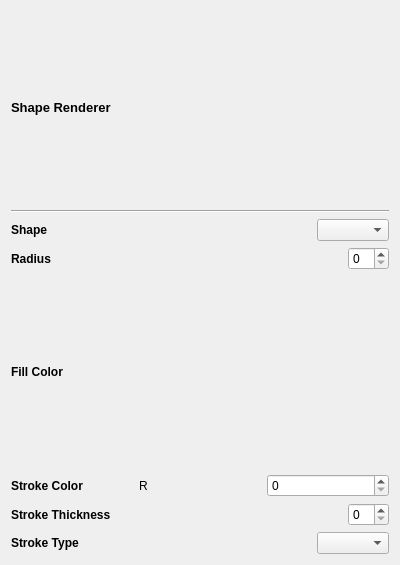
Before: the Qt Designer form AdvancedGraphics/shaperendererwidget.ui in Trodek/Advanced-Graphics-Subject, drawn with Qt 5.
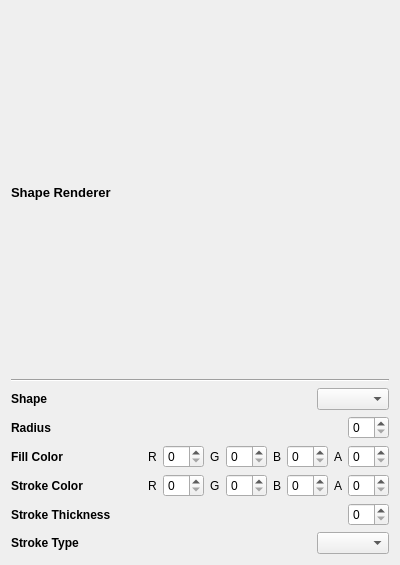
After: the same form once the commit is applied.

Commit message: XK no et compila??

```diff
--- a/AdvancedGraphics/shaperendererwidget.ui
+++ b/AdvancedGraphics/shaperendererwidget.ui
@@ -133,6 +133,46 @@
        </property>
       </spacer>
      </item>
+     <item>
+      <widget class="QLabel" name="label_6">
+       <property name="text">
+        <string>R</string>
+       </property>
+      </widget>
+     </item>
+     <item>
+      <widget class="QSpinBox" name="spinBox_7"/>
+     </item>
+     <item>
+      <widget class="QLabel" name="label_7">
+       <property name="text">
+        <string>G</string>
+       </property>
+      </widget>
+     </item>
+     <item>
+      <widget class="QSpinBox" name="spinBox_8"/>
+     </item>
+     <item>
+      <widget class="QLabel" name="label_8">
+       <property name="text">
+        <string>B</string>
+       </property>
+      </widget>
+     </item>
+     <item>
+      <widget class="QSpinBox" name="spinBox_9"/>
+     </item>
+     <item>
+      <widget class="QLabel" name="label_9">
+       <property name="text">
+        <string>A</string>
+       </property>
+      </widget>
+     </item>
+     <item>
+      <widget class="QSpinBox" name="spinBox_10"/>
+     </item>
     </layout>
    </item>
    <item>
@@ -150,6 +190,19 @@
        </property>
       </widget>
      </item>
+     <item>
+      <spacer name="horizontalSpacer_6">
+       <property name="orientation">
+        <enum>Qt::Horizontal</enum>
+       </property>
+       <property name="sizeHint" stdset="0">
+        <size>
+         <width>40</width>
+         <height>20</height>
+        </size>
+       </property>
+      </spacer>
+     </item>
      <item>
       <widget class="QLabel" name="label_2">
        <property name="text">
@@ -160,6 +213,36 @@
      <item>
       <widget class="QSpinBox" name="spinBox_2"/>
      </item>
+     <item>
+      <widget class="QLabel" name="label_3">
+       <property name="text">
+        <string>G</string>
+       </property>
+      </widget>
+     </item>
+     <item>
+      <widget class="QSpinBox" name="spinBox_3"/>
+     </item>
+     <item>
+      <widget class="QLabel" name="label_4">
+       <property name="text">
+        <string>B</string>
+       </property>
+      </widget>
+     </item>
+     <item>
+      <widget class="QSpinBox" name="spinBox_5"/>
+     </item>
+     <item>
+      <widget class="QLabel" name="label_5">
+       <property name="text">
+        <string>A</string>
+       </property>
+      </widget>
+     </item>
+     <item>
+      <widget class="QSpinBox" name="spinBox_6"/>
+     </item>
     </layout>
    </item>
    <item>
```
Left out of the diff: 6 changed lines with no effect on the pictures. The commit also changes 1 other file.
